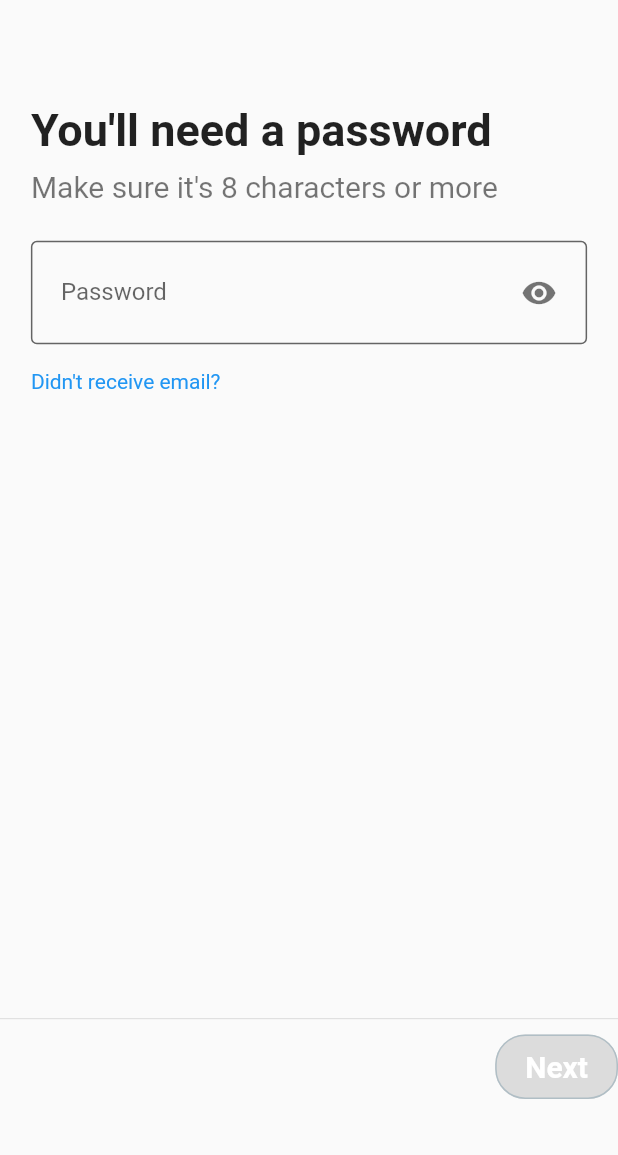
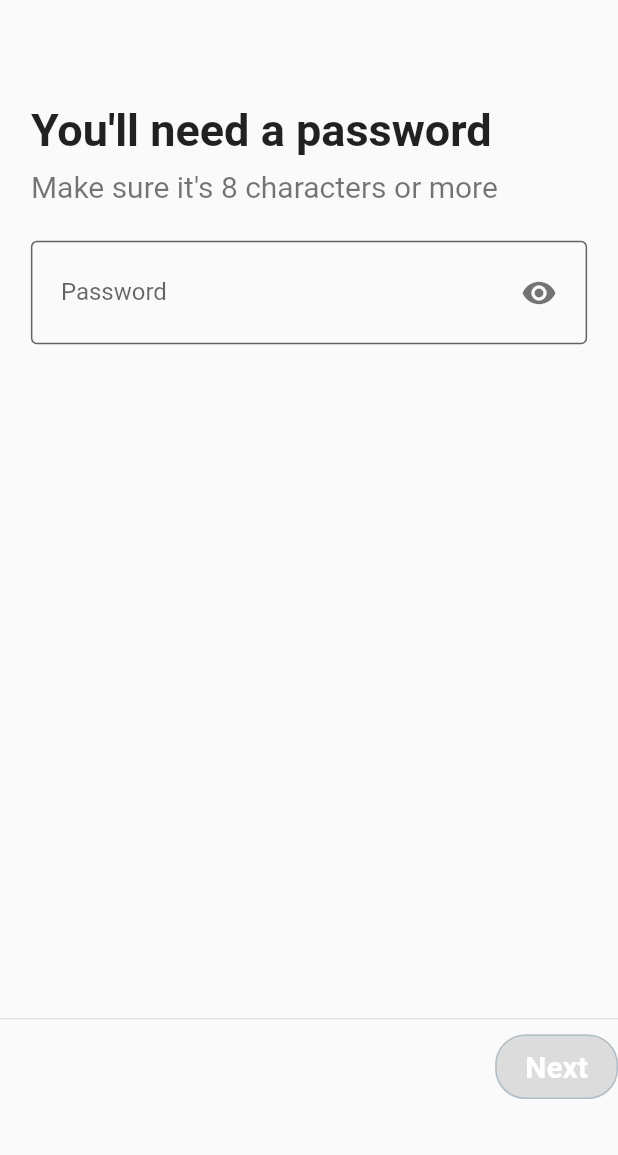
Before and after one commit to TweaXy/cross-platform, a Flutter app: the AddPasswordView screen opened directly, on a phone screen of 412 x 824 dp, the part 81-1236 px from its top. Run offline on Flutter 3.47's test engine with Material 2 defaults, Android fonts, the phone set to English and light mode, and no system bars; our stand-ins replace dotted_border, flutter_holo_date_picker, google_fonts; missing offline and left inert: webview_flutter_plus.

Commit message:
[🐞 BUG] Remove unnecessary inkwell

```diff
--- a/lib/views/signup/add_password_view.dart
+++ b/lib/views/signup/add_password_view.dart
@@ -80,14 +80,6 @@ class _AddPasswordViewState extends State<AddPasswordView> {
                       controller: myController,
                     ),
                   ),
-                  InkWell(
-                    key: const ValueKey("DidntReceiveEmail"),
-                    onTap: () {},
-                    child: const Text('Didn\'t receive email?',
-                        style: TextStyle(
-                          color: Colors.blue,
-                        )),
-                  ),
                 ],
               ),
             ),
```
